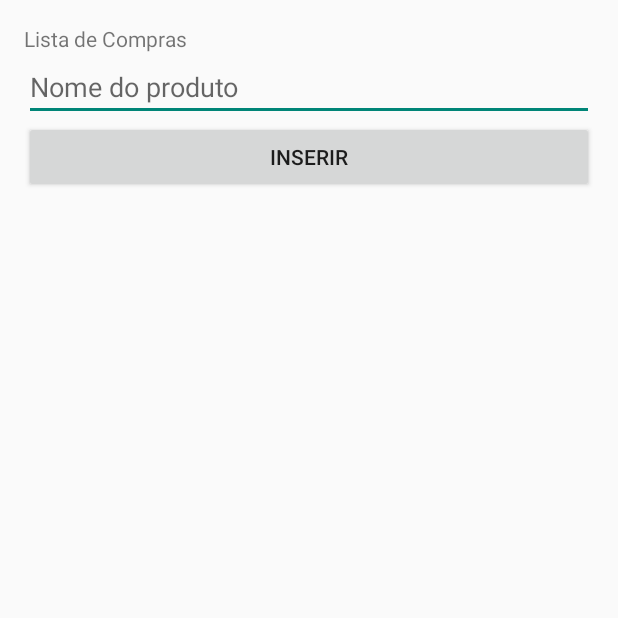
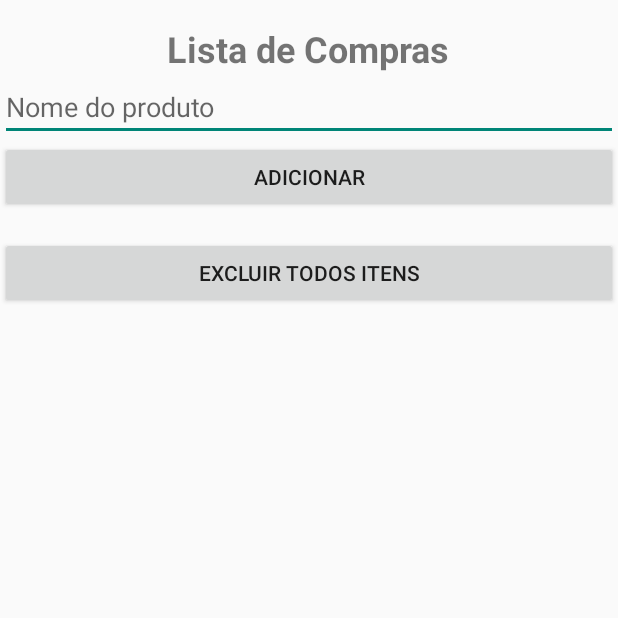
Before and after one commit to JuCarvalho1/cp02kotlin, an Android app built with Jetpack Compose: the screen it shows after launch (MainActivity), on a phone screen of 412 x 824 dp, the top half of it. Run offline under Robolectric (Android 15) with nearby library versions, the phone set to English and light mode, and no system bars.

Commit message:
Add funções de editar | Formatação | Avisos de segurança | Pop-UPS

```diff
--- a/ListadeCompras-adapterteam/app/src/main/java/adapterteam/com/github/listadecompras/ItemModel.kt
+++ b/ListadeCompras-adapterteam/app/src/main/java/adapterteam/com/github/listadecompras/ItemModel.kt
@@ -1,4 +1,4 @@
 package adapterteam.com.github.listadecompras
 
 // Modelo de item que representa um item na lista de compras.
-data class ItemModel(val name: String, val onRemove: (ItemModel) -> Unit)
+data class ItemModel(var name: String, val onRemove: (ItemModel) -> Unit)
--- a/ListadeCompras-adapterteam/app/src/main/java/adapterteam/com/github/listadecompras/MainActivity.kt
+++ b/ListadeCompras-adapterteam/app/src/main/java/adapterteam/com/github/listadecompras/MainActivity.kt
@@ -1,34 +1,35 @@
 package adapterteam.com.github.listadecompras
-
 import android.os.Bundle
 import android.widget.Button
 import android.widget.EditText
 import androidx.activity.ComponentActivity
+import androidx.recyclerview.widget.LinearLayoutManager
 import androidx.recyclerview.widget.RecyclerView
+import adapterteam.com.github.listadecompras.ItemsAdapter
 import carreiras.com.github.listadecompras.R
 
-// Activity principal que contém o RecyclerView e o formulário para adicionar itens.
 class MainActivity : ComponentActivity() {
     override fun onCreate(savedInstanceState: Bundle?) {
         super.onCreate(savedInstanceState)
         setContentView(R.layout.activity_main)
 
         val recyclerView = findViewById<RecyclerView>(R.id.recyclerView)
-        val itemsAdapter = ItemsAdapter()
+        val itemsAdapter = ItemsAdapter(this)
         recyclerView.adapter = itemsAdapter
 
-        val button = findViewById<Button>(R.id.button)
+        // Adiciona o LayoutManager
+        recyclerView.layoutManager = LinearLayoutManager(this)
+
+        val addButton = findViewById<Button>(R.id.addButton)
         val editText = findViewById<EditText>(R.id.editText)
+        val deleteAllButton = findViewById<Button>(R.id.deleteAllButton)
 
-        // Define um listener para o botão de adicionar item.
-        button.setOnClickListener {
-            // Verifica se o campo de texto está vazio.
+        addButton.setOnClickListener {
             if (editText.text.isEmpty()) {
                 editText.error = "Preencha um valor"
                 return@setOnClickListener
             }
 
-            // Cria um novo item com o texto do campo de texto e uma função de callback para remover o item.
             val item = ItemModel(
                 name = editText.text.toString(),
                 onRemove = {
@@ -36,9 +37,12 @@ class MainActivity : ComponentActivity() {
                 }
             )
 
-            // Adiciona o item ao adapter e limpa o campo de texto.
             itemsAdapter.addItem(item)
             editText.text.clear()
         }
+
+        deleteAllButton.setOnClickListener {
+            itemsAdapter.clearAllItems()
+        }
     }
 }
--- a/ListadeCompras-adapterteam/app/src/main/res/layout/activity_main.xml
+++ b/ListadeCompras-adapterteam/app/src/main/res/layout/activity_main.xml
@@ -1,33 +1,50 @@
 <?xml version="1.0" encoding="utf-8"?>
-<LinearLayout xmlns:android="http://schemas.android.com/apk/res/android"
-    xmlns:app="http://schemas.android.com/apk/res-auto"
-    xmlns:tools="http://schemas.android.com/tools"
+<RelativeLayout xmlns:android="http://schemas.android.com/apk/res/android"
     android:layout_width="match_parent"
-    android:layout_height="match_parent"
-    android:orientation="vertical"
-    android:padding="16dp"
-    tools:context="adapterteam.com.github.listadecompras.MainActivity">
+    android:layout_height="match_parent">
 
+    <!-- Título "Lista de Compras" -->
     <TextView
-        android:layout_width="match_parent"
+        android:id="@+id/textViewTitle"
+        android:layout_width="wrap_content"
         android:layout_height="wrap_content"
-        android:text="Lista de Compras" />
+        android:text="Lista de Compras"
+        android:textSize="24sp"
+        android:textStyle="bold"
+        android:layout_centerHorizontal="true"
+        android:layout_marginTop="16dp" />
 
+    <!-- Campo de texto para inserir o nome do produto -->
     <EditText
         android:id="@+id/editText"
         android:layout_width="match_parent"
         android:layout_height="wrap_content"
+        android:layout_below="@id/textViewTitle"
         android:hint="Nome do produto" />
 
+    <!-- Botão para adicionar um novo item -->
     <Button
-        android:id="@+id/button"
+        android:id="@+id/addButton"
         android:layout_width="match_parent"
         android:layout_height="wrap_content"
-        android:text="inserir" />
+        android:layout_below="@id/editText"
+        android:text="Adicionar" />
 
+    <!-- Botão vermelho para excluir todos os itens -->
+    <Button
+        android:id="@+id/deleteAllButton"
+        android:layout_width="match_parent"
+        android:layout_height="wrap_content"
+        android:layout_below="@id/addButton"
+        android:layout_marginTop="16dp"
+        android:text="Excluir Todos Itens" />
+
+    <!-- RecyclerView para exibir a lista de itens -->
     <androidx.recyclerview.widget.RecyclerView
         android:id="@+id/recyclerView"
-        android:layout_width="wrap_content"
+        android:layout_width="match_parent"
         android:layout_height="wrap_content"
-        app:layoutManager="androidx.recyclerview.widget.LinearLayoutManager" />
-</LinearLayout>
+        android:layout_below="@id/deleteAllButton"
+        android:layout_marginTop="16dp" />
+
+</RelativeLayout>
```
Also changed, not shown: ListadeCompras-adapterteam/app/src/main/java/adapterteam/com/github/listadecompras/ItemsAdapter.kt (+75 -7 lines), ListadeCompras-adapterteam/app/src/main/res/drawable/ic_edit.xml (added, +10 -0 lines), ListadeCompras-adapterteam/app/src/main/res/layout/item_layout.xml (+7 -0 lines).
